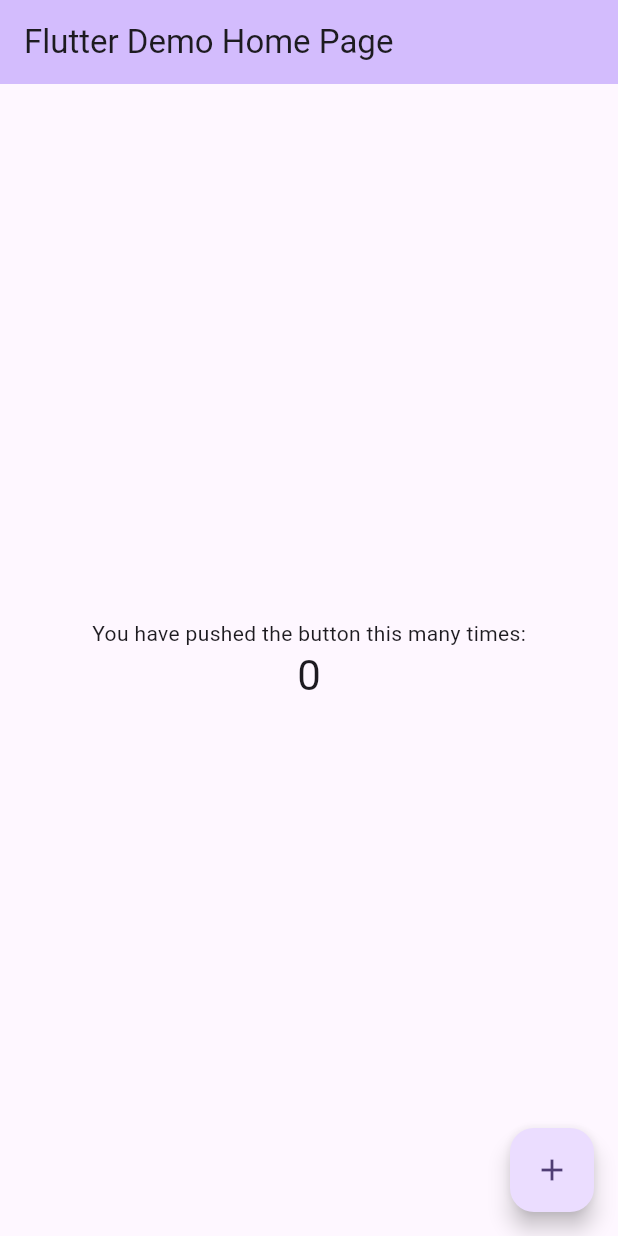
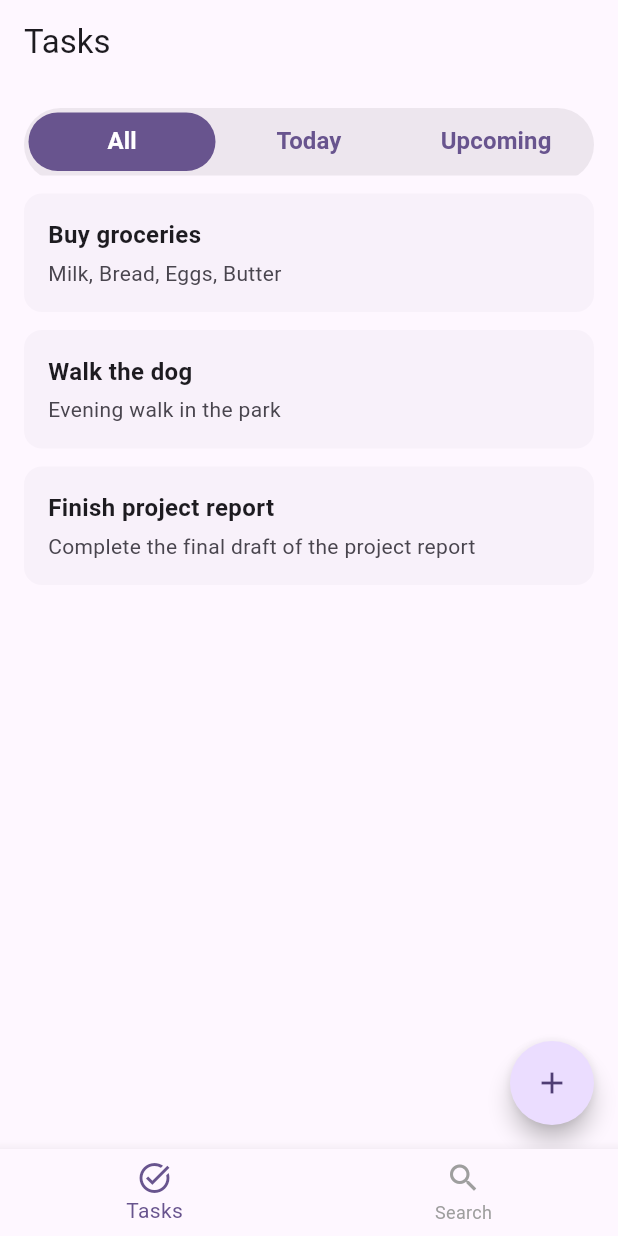
Before and after one commit to minhkhang1505/flutter_exercise1_todolist, a Flutter app: the screen it shows after launch, on a phone screen of 412 x 824 dp. Run offline on Flutter 3.47's test engine with Material 3 defaults, Android fonts, the phone set to English and light mode, and no system bars.

Commit message:
Add main application structure with navigation and task management screens

```diff
--- a/lib/main.dart
+++ b/lib/main.dart
@@ -1,4 +1,6 @@
 import 'package:flutter/material.dart';
+import 'package:flutter_exercise1_todolist/presentation/screens/search/search_screen.dart';
+import 'package:flutter_exercise1_todolist/presentation/screens/tasks/task_screen.dart';
 
 void main() {
   runApp(const MyApp());
@@ -7,116 +9,52 @@ void main() {
 class MyApp extends StatelessWidget {
   const MyApp({super.key});
 
-  // This widget is the root of your application.
   @override
   Widget build(BuildContext context) {
     return MaterialApp(
-      title: 'Flutter Demo',
+      title: 'Todo List',
+      debugShowCheckedModeBanner: false,
       theme: ThemeData(
-        // This is the theme of your application.
-        //
-        // TRY THIS: Try running your application with "flutter run". You'll see
-        // the application has a purple toolbar. Then, without quitting the app,
-        // try changing the seedColor in the colorScheme below to Colors.green
-        // and then invoke "hot reload" (save your changes or press the "hot
-        // reload" button in a Flutter-supported IDE, or press "r" if you used
-        // the command line to start the app).
-        //
-        // Notice that the counter didn't reset back to zero; the application
-        // state is not lost during the reload. To reset the state, use hot
-        // restart instead.
-        //
-        // This works for code too, not just values: Most code changes can be
-        // tested with just a hot reload.
         colorScheme: ColorScheme.fromSeed(seedColor: Colors.deepPurple),
+        useMaterial3: true,
       ),
-      home: const MyHomePage(title: 'Flutter Demo Home Page'),
+      home: const MainScreen(),
     );
   }
 }
 
-class MyHomePage extends StatefulWidget {
-  const MyHomePage({super.key, required this.title});
-
-  // This widget is the home page of your application. It is stateful, meaning
-  // that it has a State object (defined below) that contains fields that affect
-  // how it looks.
-
-  // This class is the configuration for the state. It holds the values (in this
-  // case the title) provided by the parent (in this case the App widget) and
-  // used by the build method of the State. Fields in a Widget subclass are
-  // always marked "final".
-
-  final String title;
+class MainScreen extends StatefulWidget {
+  const MainScreen({super.key});
 
   @override
-  State<MyHomePage> createState() => _MyHomePageState();
+  State<MainScreen> createState() => _MainScreenState();
 }
 
-class _MyHomePageState extends State<MyHomePage> {
-  int _counter = 0;
+class _MainScreenState extends State<MainScreen> {
+  int _currentIndex = 0;
 
-  void _incrementCounter() {
-    setState(() {
-      // This call to setState tells the Flutter framework that something has
-      // changed in this State, which causes it to rerun the build method below
-      // so that the display can reflect the updated values. If we changed
-      // _counter without calling setState(), then the build method would not be
-      // called again, and so nothing would appear to happen.
-      _counter++;
-    });
-  }
+  // Placeholder screens for navigation
+  final List<Widget> _screens = [const TasksScreen(), const SearchScreen()];
 
   @override
   Widget build(BuildContext context) {
-    // This method is rerun every time setState is called, for instance as done
-    // by the _incrementCounter method above.
-    //
-    // The Flutter framework has been optimized to make rerunning build methods
-    // fast, so that you can just rebuild anything that needs updating rather
-    // than having to individually change instances of widgets.
     return Scaffold(
-      appBar: AppBar(
-        // TRY THIS: Try changing the color here to a specific color (to
-        // Colors.amber, perhaps?) and trigger a hot reload to see the AppBar
-        // change color while the other colors stay the same.
-        backgroundColor: Theme.of(context).colorScheme.inversePrimary,
-        // Here we take the value from the MyHomePage object that was created by
-        // the App.build method, and use it to set our appbar title.
-        title: Text(widget.title),
+      body: _screens[_currentIndex],
+      bottomNavigationBar: BottomNavigationBar(
+        currentIndex: _currentIndex,
+        onTap: (index) {
+          setState(() {
+            _currentIndex = index;
+          });
+        },
+        type: BottomNavigationBarType.fixed,
+        selectedItemColor: Theme.of(context).colorScheme.primary,
+        unselectedItemColor: Colors.grey,
+        items: const [
+          BottomNavigationBarItem(icon: Icon(Icons.task_alt), label: 'Tasks'),
+          BottomNavigationBarItem(icon: Icon(Icons.search), label: 'Search'),
+        ],
       ),
-      body: Center(
-        // Center is a layout widget. It takes a single child and positions it
-        // in the middle of the parent.
-        child: Column(
-          // Column is also a layout widget. It takes a list of children and
-          // arranges them vertically. By default, it sizes itself to fit its
-          // children horizontally, and tries to be as tall as its parent.
-          //
-          // Column has various properties to control how it sizes itself and
-          // how it positions its children. Here we use mainAxisAlignment to
-          // center the children vertically; the main axis here is the vertical
-          // axis because Columns are vertical (the cross axis would be
-          // horizontal).
-          //
-          // TRY THIS: Invoke "debug painting" (choose the "Toggle Debug Paint"
-          // action in the IDE, or press "p" in the console), to see the
-          // wireframe for each widget.
-          mainAxisAlignment: MainAxisAlignment.center,
-          children: <Widget>[
-            const Text('You have pushed the button this many times:'),
-            Text(
-              '$_counter',
-              style: Theme.of(context).textTheme.headlineMedium,
-            ),
-          ],
-        ),
-      ),
-      floatingActionButton: FloatingActionButton(
-        onPressed: _incrementCounter,
-        tooltip: 'Increment',
-        child: const Icon(Icons.add),
-      ), // This trailing comma makes auto-formatting nicer for build methods.
     );
   }
 }
--- /dev/null
+++ b/lib/presentation/screens/search/search_screen.dart
@@ -0,0 +1,17 @@
+import 'package:flutter/material.dart';
+
+class SearchScreen extends StatelessWidget {
+  const SearchScreen({super.key});
+
+  @override
+  Widget build(BuildContext context) {
+    final colorScheme = Theme.of(context).colorScheme;
+    return Scaffold(
+      appBar: AppBar(
+        title: const Text('Search'),
+        backgroundColor: colorScheme.surface,
+      ),
+      body: const Center(child: Text('Search Screen Content')),
+    );
+  }
+}
--- /dev/null
+++ b/lib/presentation/screens/tasks/task_screen.dart
@@ -0,0 +1,190 @@
+import 'package:flutter/material.dart';
+
+class TasksScreen extends StatefulWidget {
+  const TasksScreen({super.key});
+
+  @override
+  State<TasksScreen> createState() => _TasksScreenState();
+}
+
+class _TasksScreenState extends State<TasksScreen>
+    with TickerProviderStateMixin {
+  late TabController _controller;
+
+  @override
+  void initState() {
+    super.initState();
+    _controller = TabController(length: 3, vsync: this);
+  }
+
+  @override
+  void dispose() {
+    _controller.dispose();
+    super.dispose();
+  }
+
+  @override
+  Widget build(BuildContext context) {
+    final colorScheme = Theme.of(context).colorScheme;
+    return Scaffold(
+      appBar: AppBar(
+        title: const Text('Tasks'),
+        backgroundColor: Theme.of(context).colorScheme.surface,
+      ),
+      body: SafeArea(
+        child: Padding(
+          padding: const EdgeInsets.all(16.0),
+          child: Column(
+            children: [
+              // TabBar for all / today / upcoming options
+              ClipRRect(
+                borderRadius: const BorderRadius.all(Radius.circular(50)),
+                child: Container(
+                  margin: const EdgeInsets.only(bottom: 4),
+                  height: 45,
+                  color: colorScheme.surfaceContainerHigh,
+                  child: Padding(
+                    padding: const EdgeInsets.all(3.0),
+                    child: TabBar(
+                      controller: _controller,
+                      indicator: BoxDecoration(
+                        color: colorScheme.primary,
+                        borderRadius: BorderRadius.circular(20),
+                      ),
+                      overlayColor: WidgetStateProperty.all(Colors.transparent),
+                      labelColor: colorScheme.onPrimary,
+                      unselectedLabelColor: colorScheme.primary,
+                      dividerColor: Colors.transparent,
+                      indicatorSize: TabBarIndicatorSize.tab,
+                      labelStyle: const TextStyle(
+                        fontWeight: FontWeight.w600,
+                        fontSize: 16,
+                      ),
+                      tabs: const [
+                        Tab(text: 'All'),
+                        Tab(text: 'Today'),
+                        Tab(text: 'Upcoming'),
+                      ],
+                    ),
+                  ),
+                ),
+              ),
+              Expanded(
+                child: TabBarView(
+                  controller: _controller,
+                  children: <Widget>[
+                    // All Tasks Tab
+                    ListView.builder(
+                      padding: const EdgeInsets.symmetric(vertical: 8),
+                      itemCount: sampleTasks.length,
+                      itemBuilder: (context, index) {
+                        final task = sampleTasks[index];
+                        return Container(
+                          margin: const EdgeInsets.only(bottom: 12),
+                          padding: const EdgeInsets.all(16),
+                          decoration: BoxDecoration(
+                            color: colorScheme.surfaceContainerLow,
+                            borderRadius: const BorderRadius.all(
+                              Radius.circular(12),
+                            ),
+                          ),
+                          child: Row(
+                            children: [
+                              Expanded(
+                                child: Column(
+                                  crossAxisAlignment: CrossAxisAlignment.start,
+                                  children: [
+                                    Text(
+                                      task.title,
+                                      style: const TextStyle(
+                                        fontSize: 16,
+                                        fontWeight: FontWeight.bold,
+                                      ),
+                                    ),
+                                    const SizedBox(height: 4),
+                                    Text(
+                                      task.description,
+                                      style: TextStyle(
+                                        fontSize: 14,
+                                        color: colorScheme.onSurfaceVariant,
+                                      ),
+                                    ),
+                                  ],
+                                ),
+                              ),
+                            ],
+                          ),
+                        );
+                      },
+                    ),
+                    // Today Tasks Tab
+                    Center(
+                      child: Text(
+                        'Today\'s Tasks',
+                        style: TextStyle(color: colorScheme.primary),
+                      ),
+                    ),
+                    // Upcoming Tasks Tab
+                    Center(
+                      child: Text(
+                        'Upcoming Tasks',
+                        style: TextStyle(color: colorScheme.primary),
+                      ),
+                    ),
+                  ],
+                ),
+              ),
+            ],
+          ),
+        ),
+      ),
+      floatingActionButton: FloatingActionButton(
+        shape: RoundedRectangleBorder(borderRadius: BorderRadius.circular(50)),
+        onPressed: () {
+          // TODO: Add task functionality
+        },
+        tooltip: 'Add Task',
+        child: const Icon(Icons.add),
+      ),
+    );
+  }
+}
+
+enum PriorityType { low, medium, high }
+
+class Task {
+  final String title;
+  final String description;
+  final DateTime dueDate;
+  final bool isCompleted;
+  final PriorityType priorityType;
+
+  Task({
+    required this.title,
+    required this.description,
+    required this.dueDate,
+    this.isCompleted = false,
+    required this.priorityType,
+  });
+}
+
+final List<Task> sampleTasks = [
+  Task(
+    title: 'Buy groceries',
+    description: 'Milk, Bread, Eggs, Butter',
+    dueDate: DateTime.now().add(const Duration(days: 1)),
+    priorityType: PriorityType.medium,
+  ),
+  Task(
+    title: 'Walk the dog',
+    description: 'Evening walk in the park',
+    dueDate: DateTime.now(),
+    priorityType: PriorityType.low,
+  ),
+  Task(
+    title: 'Finish project report',
+    description: 'Complete the final draft of the project report',
+    dueDate: DateTime.now().add(const Duration(days: 3)),
+    priorityType: PriorityType.high,
+  ),
+];
```
